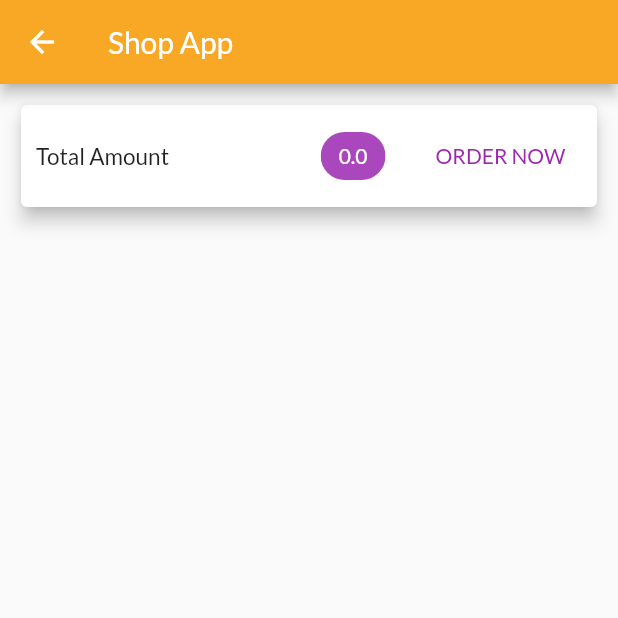
After one commit to mihirarora28/ShopApp, a Flutter app: the cartScreen screen opened by its route, on a phone screen of 412 x 824 dp, the top half of it. The commit adds this screen. Run offline on Flutter 3.47's test engine with Material 2 defaults, Android fonts, the phone set to English and light mode, and no system bars; network calls fail.

Commit message:
Cart items done

```diff
--- a/lib/models/cart.dart
+++ b/lib/models/cart.dart
@@ -21,6 +21,14 @@ class Cart with ChangeNotifier {
     return _items.length;
   }
 
+  double get totalAmount {
+    double totalsum = 0;
+    _items.forEach((key, value) {
+      totalsum = totalsum + (value.price) * (value.quantity);
+    });
+    return totalsum;
+  }
+
   void addItem(String ProductId, String title, double price) {
     if (_items.containsKey(ProductId)) {
       _items.update(ProductId, (value) {
--- /dev/null
+++ b/lib/screens/cart_screen.dart
@@ -0,0 +1,103 @@
+import 'package:flutter/material.dart';
+import 'package:provider/provider.dart';
+import 'package:shop_app/models/cart.dart';
+
+class cartScreen extends StatelessWidget {
+  @override
+  Widget build(BuildContext context) {
+    final product = Provider.of<Cart>(context);
+    return Scaffold(
+      appBar: AppBar(
+        title: Text('Shop App'),
+        backgroundColor: Colors.yellow[800],
+      ),
+      body: Column(
+        children: [
+          Padding(
+            padding: EdgeInsets.all(10.0),
+            child: Card(
+              elevation: 5,
+              child: Row(
+                children: [
+                  Padding(
+                    padding: EdgeInsets.all(10.0),
+                    child: Text(
+                      'Total Amount',
+                      style: TextStyle(fontSize: 15),
+                    ),
+                  ),
+                  Spacer(),
+                  SizedBox(
+                    width: 10.0,
+                  ),
+                  Container(
+                    margin: EdgeInsets.all(10.0),
+                    child: Chip(
+                      label: Text(
+                        product.totalAmount.toString(),
+                        style: TextStyle(color: Colors.white),
+                      ),
+                      backgroundColor: Colors.purple[400],
+                    ),
+                  ),
+                  Container(
+                    padding: EdgeInsets.all(5.0),
+                    child: FlatButton(
+                      child: Text(
+                        'ORDER NOW',
+                        style: TextStyle(color: Colors.purple),
+                      ),
+                      onPressed: () {},
+                    ),
+                  )
+                ],
+              ),
+            ),
+          ),
+          SizedBox(
+            height: 15.0,
+          ),
+          Expanded(
+            child: ListView.builder(
+                itemCount: product.itemcounts,
+                itemBuilder: (ctx, i) {
+                  return Card(
+                      elevation: 5.0,
+                      child: ListTile(
+                        leading: CircleAvatar(
+                          backgroundColor: Colors.purple,
+                          child: Padding(
+                            padding: EdgeInsets.all(2.0),
+                            child: FittedBox(
+                              child: Text(
+                                ((product.item.values.toList()[i].price) *
+                                        (product.item.values
+                                            .toList()[i]
+                                            .quantity))
+                                    .toString(),
+                                style: TextStyle(color: Colors.white),
+                              ),
+                            ),
+                          ),
+                        ),
+                        title: Text(product.item.values.toList()[i].title),
+                        subtitle: Text('Total Amount: ' +
+                            ((product.item.values.toList()[i].price) *
+                                    (product.item.values.toList()[i].quantity))
+                                .toString()),
+                        trailing: Padding(
+                          padding: EdgeInsets.all(10.0),
+                          child: Text('X ' +
+                              product.item.values
+                                  .toList()[i]
+                                  .quantity
+                                  .toString()),
+                        ),
+                      ));
+                }),
+          )
+        ],
+      ),
+    );
+  }
+}
--- a/lib/widgets/product.dart
+++ b/lib/widgets/product.dart
@@ -38,7 +38,7 @@ class myTile extends StatelessWidget {
               )),
           trailing: IconButton(
             onPressed: () {
-              products.addItem(product.id, product.description, product.price);
+              products.addItem(product.id, product.title, product.price);
             },
             icon: Icon(
               Icons.shopping_cart,
```
Also changed, not shown: lib/main.dart (+7 -0 lines).
